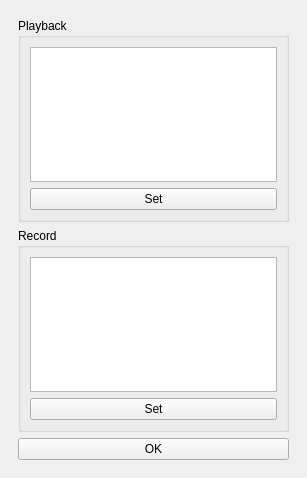
pberthold/Flurfunk, file main/src/MainWindow.ui: the form before one commit.
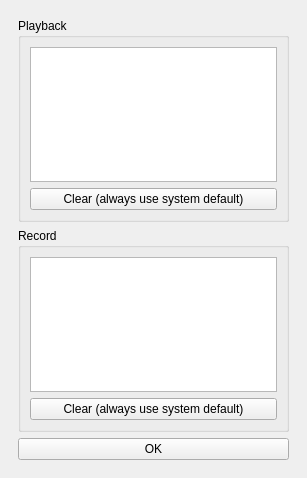
The form after the commit. The open tabs and pages were chosen to show the change.

Commit message: Settings: OK speichert alles

What changed in the file:
```diff
--- a/main/src/MainWindow.ui
+++ b/main/src/MainWindow.ui
@@ -98,7 +98,7 @@
            <item>
             <widget class="QPushButton" name="btnPlayback">
              <property name="text">
-              <string>Set</string>
+              <string>Clear (always use system default)</string>
              </property>
             </widget>
            </item>
@@ -117,7 +117,7 @@
            <item>
             <widget class="QPushButton" name="btnRecord">
              <property name="text">
-              <string>Set</string>
+              <string>Clear (always use system default)</string>
              </property>
             </widget>
            </item>
```
Left out of the diff: 6 changed lines with no effect on the pictures. The commit also changes 2 other files.
